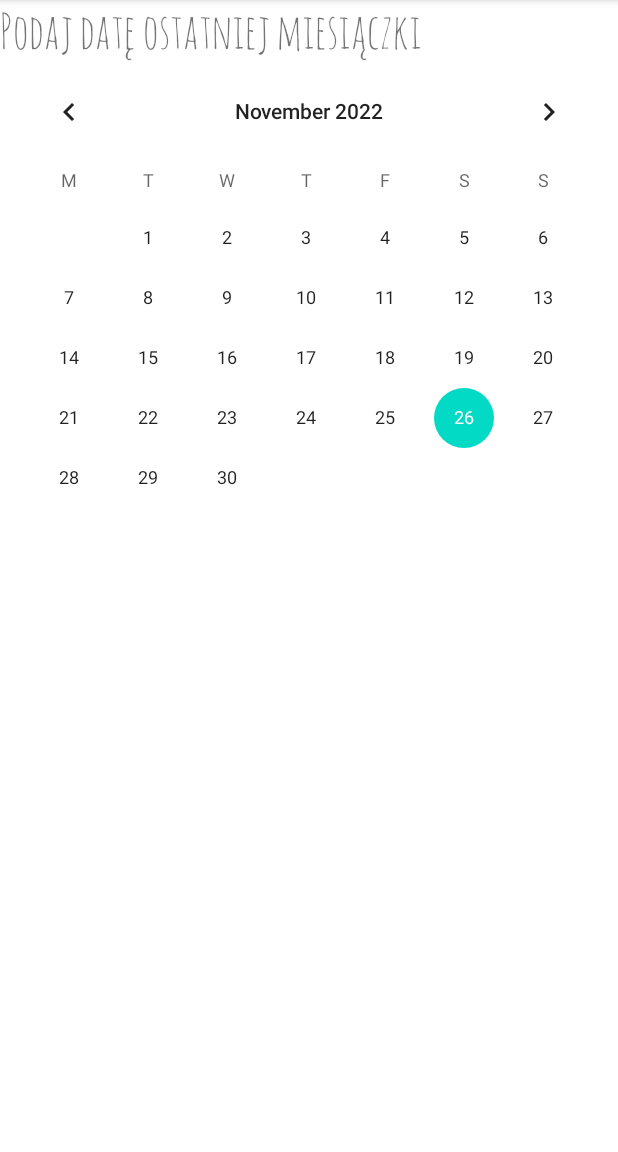
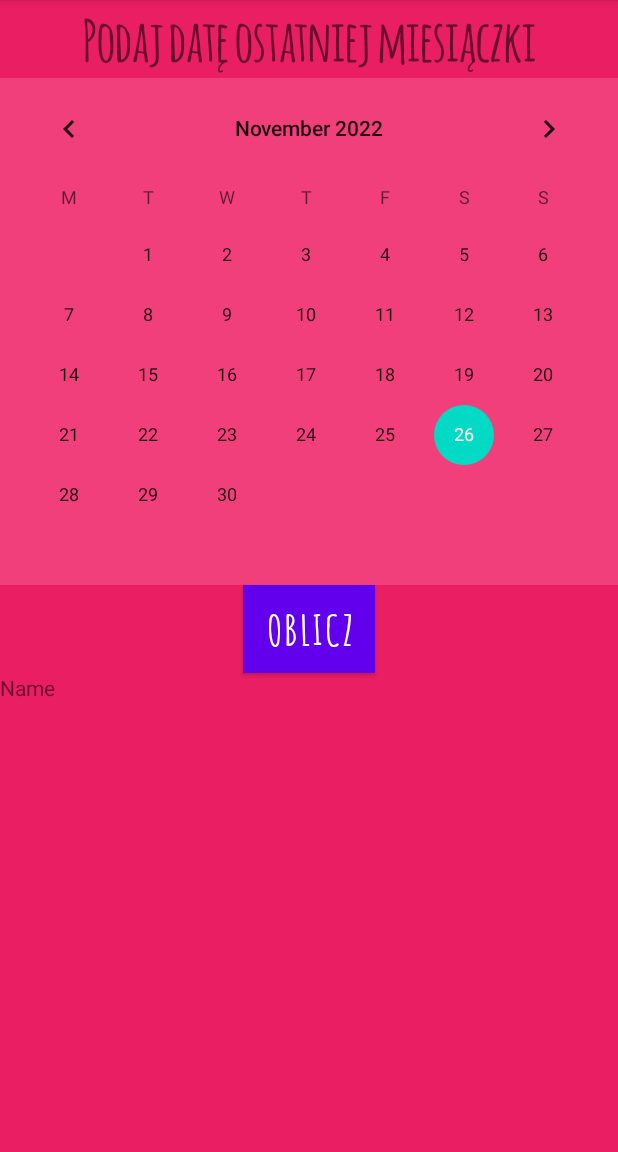
Before and after one commit to Maki1502/Hello-baby, an Android app: the fragment calFragment shown on its own in the app's theme, on a phone screen of 412 x 824 dp, the part 84-1236 px from its top. Run offline under Robolectric (Android 15) with nearby library versions, the phone set to English and light mode, and no system bars; 1 statement that could not run was skipped.

Commit message:
Fragment z kalendarzem - nie dziala

```diff
--- a/app/build.gradle
+++ b/app/build.gradle
@@ -33,10 +33,11 @@ android {
     }
 }
 
+
 dependencies {
 
-
     implementation 'androidx.core:core-ktx:1.7.0'
+    implementation("androidx.fragment:fragment-ktx:1.5.4")
     implementation 'androidx.appcompat:appcompat:1.4.1'
     implementation 'com.google.android.material:material:1.5.0'
     implementation 'androidx.constraintlayout:constraintlayout:2.1.3'
--- a/app/src/main/AndroidManifest.xml
+++ b/app/src/main/AndroidManifest.xml
@@ -2,6 +2,10 @@
 <manifest xmlns:android="http://schemas.android.com/apk/res/android"
     xmlns:tools="http://schemas.android.com/tools"
     package="edu.ib.hellobaby">
+
+    <uses-permission android:name="android.permission.READ_CALENDAR" />
+    <uses-permission android:name="android.permission.WRITE_CALENDAR" />
+    <uses-permission android:name="android.permission.RECORD_AUDIO"/>
 
     <application
         android:allowBackup="true"
--- a/app/src/main/java/edu/ib/hellobaby/calFragment.kt
+++ b/app/src/main/java/edu/ib/hellobaby/calFragment.kt
@@ -1,18 +1,61 @@
 package edu.ib.hellobaby
 
 import android.os.Bundle
+import android.text.format.DateFormat
 import androidx.fragment.app.Fragment
 import android.view.LayoutInflater
 import android.view.View
 import android.view.ViewGroup
+import android.widget.CalendarView
+import kotlinx.android.synthetic.main.fragment_cal.*
+import kotlinx.android.synthetic.main.fragment_cal.view.*
+import java.util.*
 
-class calFragment : Fragment() {
+
+class calFragment : Fragment(R.layout.fragment_cal) {
 
     override fun onCreateView(
         inflater: LayoutInflater, container: ViewGroup?,
         savedInstanceState: Bundle?
     ): View? {
-        return inflater.inflate(R.layout.fragment_cal, container, false)
+
+        val view: View = inflater.inflate(R.layout.fragment_cal, container, false)
+
+        getDate.setOnDateChangeListener { calView: CalendarView, year: Int, month: Int, dayOfMonth: Int ->
+
+            // Create calender object with which will have system date time.
+            val calender: Calendar = Calendar.getInstance()
+
+            // Set attributes in calender object as per selected date.
+            calender.set(year, month, dayOfMonth)
+
+            // Now set calenderView with this calender object to highlight selected date on UI.
+            calView.setDate(calender.timeInMillis, true, true)
+            // Log.d("SelectedDate", "$dayOfMonth/${month + 1}/$year")
+
+        }
+
+        view.calcDatesButton.setOnClickListener { view ->
+
+            val example = "xdddd"
+
+            // Fetch long milliseconds from calenderView.
+            val dateMillis: Long = getDate.date
+
+            // Create Date object from milliseconds.
+            val date = Date(dateMillis)
+
+            val selectedDay = DateFormat.format("dd", date).toString().toInt()
+            var selectedMonthNumber = DateFormat.format("MM", date).toString().toInt()
+            selectedMonthNumber -= 1
+            val selectedYear = DateFormat.format("yyyy", date).toString().toInt()
+
+            // Log.d("SelectedDate", "$selectedDay oraz ${selectedMonthNumber + 1} oraz $selectedYear")
+            print(example)
+
+            testText.text = "nothing"
+
+        }
+        return view
     }
-
 }
--- a/app/src/main/res/layout/activity_main.xml
+++ b/app/src/main/res/layout/activity_main.xml
@@ -21,4 +21,10 @@
         android:focusableInTouchMode="true"
         app:srcCompat="@drawable/welcome"
         tools:ignore="SpeakableTextPresentCheck" />
+
+    <Button
+        android:id="@+id/testButton"
+        android:layout_width="match_parent"
+        android:layout_height="wrap_content"
+        android:text="Button" />
 </LinearLayout>
--- a/app/src/main/res/layout/fragment_cal.xml
+++ b/app/src/main/res/layout/fragment_cal.xml
@@ -1,23 +1,55 @@
 <?xml version="1.0" encoding="utf-8"?>
 <LinearLayout xmlns:android="http://schemas.android.com/apk/res/android"
+    xmlns:app="http://schemas.android.com/apk/res-auto"
     xmlns:tools="http://schemas.android.com/tools"
     android:layout_width="match_parent"
     android:layout_height="match_parent"
+    android:layout_gravity="center_horizontal"
+    android:background="@color/background"
+    android:orientation="vertical"
     tools:context=".calFragment"
-    android:orientation="vertical">
+    android:id="@+id/fragment_cal">
 
     <TextView
-        android:layout_width="wrap_content"
+        android:id="@+id/lastPeriod"
+        android:layout_width="match_parent"
         android:layout_height="wrap_content"
+        android:fontFamily="@font/smaticb"
         android:text="@string/lastPeriod"
-        android:fontFamily="@font/smaticsc"
-        android:textSize="32dp"/>
+        android:textAlignment="center"
+        android:textSize="38dp"
+        android:gravity="center_horizontal"/>
 
     <CalendarView
-        android:id="@+id/calendarView"
+        android:id="@+id/getDate"
         android:layout_width="match_parent"
         android:layout_height="wrap_content"
         android:firstDayOfWeek="2"
-        android:minDate="01/01/2020"/>
+        android:minDate="01/01/2020"
+        android:background="@color/backgroundCal"/>
+
+    <Button
+        android:id="@+id/calcDatesButton"
+        android:layout_width="wrap_content"
+        android:layout_height="wrap_content"
+        android:background="@android:color/black"
+        android:fontFamily="@font/smaticb"
+        android:text="Oblicz"
+        android:textSize="28dp"
+        android:layout_gravity="center_horizontal"/>
+
+    <TextView
+        android:id="@+id/testText"
+        android:layout_width="match_parent"
+        android:layout_height="wrap_content"
+        android:ems="10"
+        android:text="Name" />
+
+    <!--
+    <androidx.viewpager2.widget.ViewPager2
+        android:layout_width="match_parent"
+        android:layout_height="match_parent"
+        android:orientation="horizontal"/>
+        -->
 
 </LinearLayout>
--- a/app/src/main/res/values/colors.xml
+++ b/app/src/main/res/values/colors.xml
@@ -7,4 +7,6 @@
     <color name="teal_700">#FF018786</color>
     <color name="black">#FF000000</color>
     <color name="white">#FFFFFFFF</color>
+    <color name="background">#E91E63</color>
+    <color name="backgroundCal">#F13F7B</color>
 </resources>
--- a/app/src/main/res/values/strings.xml
+++ b/app/src/main/res/values/strings.xml
@@ -1,4 +1,7 @@
 <resources>
     <string name="app_name">HELLoBABY</string>
     <string name="lastPeriod">Podaj datę ostatniej miesiączki</string>
+    <string name="babyShower">Baby Shower zorganizuj w dniach:</string>
+    <string name="genderReveal">Gender Reveal zorganizuj w dniach:</string>
+    <string name="birthDate">Spodziewany poród:</string>
 </resources>
```
Also changed, not shown: app/src/main/java/edu/ib/hellobaby/MainActivity.kt (+45 -10 lines), app/src/main/res/layout/baby_shower_cal.xml (added, +17 -0 lines), app/src/main/res/drawable/dzieci.PNG (added).
